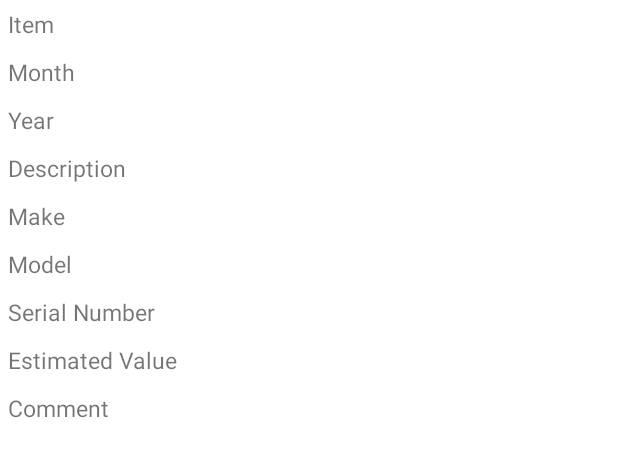
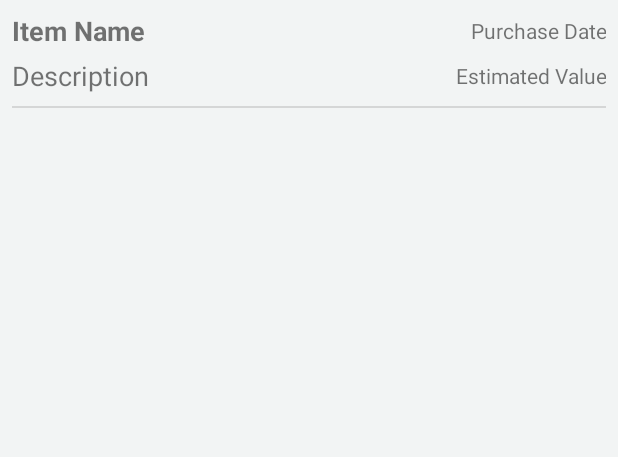
Before and after one commit to CMPUT301F23T19/HomeHeirs, an Android app: the layout content.xml on its own in the app's theme, with its tools: preview values and no code run, on a phone screen of 412 x 824 dp. Shown: the top 457 px of the screen. Run offline under Robolectric (Android 15) with nearby library versions, the phone set to English and light mode, and no system bars.

Commit message:
revised MainActivity UI layout

```diff
--- a/app/src/main/res/layout/content.xml
+++ b/app/src/main/res/layout/content.xml
@@ -1,90 +1,133 @@
 <?xml version="1.0" encoding="utf-8"?>
-<LinearLayout
+<androidx.constraintlayout.widget.ConstraintLayout
     xmlns:android="http://schemas.android.com/apk/res/android"
+    xmlns:app="http://schemas.android.com/apk/res-auto"
     android:layout_width="match_parent"
-    android:layout_height="wrap_content"
-    android:orientation="vertical">
+    android:layout_height="match_parent">
 
     <TextView
         android:id="@+id/name"
-        android:padding="5dp"
-        android:textSize="15sp"
-        android:layout_width="wrap_content"
-        android:layout_height="wrap_content"
-        android:text="Item">
-    </TextView>
-
-    <TextView
-        android:id="@+id/purchase_month"
-        android:padding="5dp"
-        android:textSize="15sp"
-        android:layout_width="wrap_content"
-        android:layout_height="wrap_content"
-        android:text="Month">
-    </TextView>
-
-    <TextView
-        android:id="@+id/purchase_year"
-        android:padding="5dp"
-        android:textSize="15sp"
-        android:layout_width="wrap_content"
-        android:layout_height="wrap_content"
-        android:text="Year">
+        android:layout_width="150dp"
+        android:layout_height="30dp"
+        android:layout_marginStart="8dp"
+        android:layout_marginTop="5dp"
+        android:gravity="center_vertical"
+        android:text="Item Name"
+        android:textSize="18sp"
+        android:textStyle="bold"
+        app:layout_constraintStart_toStartOf="parent"
+        app:layout_constraintTop_toTopOf="parent">
     </TextView>
 
     <TextView
         android:id="@+id/description"
-        android:padding="5dp"
-        android:textSize="15sp"
-        android:layout_width="wrap_content"
-        android:layout_height="wrap_content"
-        android:text="Description">
+        android:layout_width="150dp"
+        android:layout_height="30dp"
+        android:layout_marginStart="8dp"
+        android:gravity="center_vertical"
+        android:text="Description"
+        android:textSize="18sp"
+        app:layout_constraintStart_toStartOf="parent"
+        app:layout_constraintTop_toBottomOf="@+id/name">
     </TextView>
 
     <TextView
-        android:id="@+id/make"
-        android:padding="5dp"
-        android:textSize="15sp"
-        android:layout_width="wrap_content"
-        android:layout_height="wrap_content"
-        android:text="Make">
-    </TextView>
-
-    <TextView
-        android:id="@+id/model"
-        android:padding="5dp"
-        android:textSize="15sp"
-        android:layout_width="wrap_content"
-        android:layout_height="wrap_content"
-        android:text="Model">
-    </TextView>
-
-    <TextView
-        android:id="@+id/serial_number"
-        android:padding="5dp"
-        android:textSize="15sp"
-        android:layout_width="wrap_content"
-        android:layout_height="wrap_content"
-        android:text="Serial Number">
+        android:id="@+id/purchase_date"
+        android:layout_width="150dp"
+        android:layout_height="30dp"
+        android:layout_marginEnd="8dp"
+        android:layout_marginTop="5dp"
+        android:gravity="end|center_vertical"
+        android:text="Purchase Date"
+        app:layout_constraintTop_toTopOf="parent"
+        app:layout_constraintEnd_toEndOf="parent">
     </TextView>
 
     <TextView
         android:id="@+id/estimated_value"
-        android:padding="5dp"
-        android:textSize="15sp"
-        android:layout_width="wrap_content"
-        android:layout_height="wrap_content"
-        android:text="Estimated Value">
+        android:layout_width="150dp"
+        android:layout_height="30dp"
+        android:layout_marginEnd="8dp"
+        android:layout_marginBottom="5dp"
+        android:gravity="end|center_vertical"
+        android:text="Estimated Value"
+        app:layout_constraintEnd_toEndOf="parent"
+        app:layout_constraintBottom_toTopOf="@id/divider">
     </TextView>
 
-    <TextView
-        android:id="@+id/comment"
-        android:padding="5dp"
-        android:textSize="15sp"
-        android:layout_width="wrap_content"
-        android:layout_height="wrap_content"
-        android:text="Comment">
-    </TextView>
+    <View
+        android:id="@+id/divider"
+        android:layout_width="match_parent"
+        android:layout_height="1dp"
+        android:layout_marginTop="5dp"
+        android:layout_marginStart="8dp"
+        android:layout_marginEnd="8dp"
+        android:background="?android:attr/listDivider"
+        app:layout_constraintEnd_toEndOf="parent"
+        app:layout_constraintStart_toStartOf="parent"
+        app:layout_constraintTop_toBottomOf="@+id/description">
+    </View>
 
+<!--    <TextView-->
+<!--        android:id="@+id/purchase_month"-->
+<!--        android:padding="5dp"-->
+<!--        android:textSize="15sp"-->
+<!--        android:layout_width="wrap_content"-->
+<!--        android:layout_height="wrap_content"-->
+<!--        android:text="Month">-->
+<!--    </TextView>-->
 
-</LinearLayout>
+<!--    <TextView-->
+<!--        android:id="@+id/purchase_year"-->
+<!--        android:padding="5dp"-->
+<!--        android:textSize="15sp"-->
+<!--        android:layout_width="wrap_content"-->
+<!--        android:layout_height="wrap_content"-->
+<!--        android:text="Year">-->
+<!--    </TextView>-->
+
+<!--    <TextView-->
+<!--        android:id="@+id/make"-->
+<!--        android:padding="5dp"-->
+<!--        android:textSize="15sp"-->
+<!--        android:layout_width="wrap_content"-->
+<!--        android:layout_height="wrap_content"-->
+<!--        android:text="Make">-->
+<!--    </TextView>-->
+
+<!--    <TextView-->
+<!--        android:id="@+id/model"-->
+<!--        android:padding="5dp"-->
+<!--        android:textSize="15sp"-->
+<!--        android:layout_width="wrap_content"-->
+<!--        android:layout_height="wrap_content"-->
+<!--        android:text="Model">-->
+<!--    </TextView>-->
+
+<!--    <TextView-->
+<!--        android:id="@+id/serial_number"-->
+<!--        android:padding="5dp"-->
+<!--        android:textSize="15sp"-->
+<!--        android:layout_width="wrap_content"-->
+<!--        android:layout_height="wrap_content"-->
+<!--        android:text="Serial Number">-->
+<!--    </TextView>-->
+
+<!--    <TextView-->
+<!--        android:id="@+id/estimated_value"-->
+<!--        android:padding="5dp"-->
+<!--        android:textSize="15sp"-->
+<!--        android:layout_width="wrap_content"-->
+<!--        android:layout_height="wrap_content"-->
+<!--        android:text="Estimated Value">-->
+<!--    </TextView>-->
+
+<!--    <TextView-->
+<!--        android:id="@+id/comment"-->
+<!--        android:padding="5dp"-->
+<!--        android:textSize="15sp"-->
+<!--        android:layout_width="wrap_content"-->
+<!--        android:layout_height="wrap_content"-->
+<!--        android:text="Comment">-->
+<!--    </TextView>-->
+</androidx.constraintlayout.widget.ConstraintLayout>
--- a/app/src/main/res/values-night/themes.xml
+++ b/app/src/main/res/values-night/themes.xml
@@ -12,5 +12,6 @@
         <!-- Status bar color. -->
         <item name="android:statusBarColor">?attr/colorPrimaryVariant</item>
         <!-- Customize your theme here. -->
+        <item name="android:windowBackground">@color/bg_colour</item>
     </style>
 </resources>
--- a/app/src/main/res/values/colors.xml
+++ b/app/src/main/res/values/colors.xml
@@ -7,4 +7,9 @@
     <color name="teal_700">#047E7D</color>
     <color name="black">#FF000000</color>
     <color name="white">#FFFFFFFF</color>
+
+    <!-- Custom theme colours -->
+    <color name="bg_colour">#F2F4F4</color>
+    <color name="bg_toolbar">#132900</color>
+    <color name="bg_yellow">#FCD029</color>
 </resources>
--- a/app/src/main/res/values/themes.xml
+++ b/app/src/main/res/values/themes.xml
@@ -1,6 +1,6 @@
 <resources xmlns:tools="http://schemas.android.com/tools">
     <!-- Base application theme. -->
-    <style name="Theme.HomeHeirs" parent="Theme.MaterialComponents.DayNight.DarkActionBar">
+    <style name="Theme.HomeHeirs" parent="Theme.MaterialComponents.DayNight.NoActionBar">
         <!-- Primary brand color. -->
         <item name="colorPrimary">@color/blue_300</item>
         <item name="colorPrimaryVariant">@color/blue_500</item>
@@ -12,5 +12,6 @@
         <!-- Status bar color. -->
         <item name="android:statusBarColor">?attr/colorPrimaryVariant</item>
         <!-- Customize your theme here. -->
+        <item name="android:windowBackground">@color/bg_colour</item>
     </style>
 </resources>
```
Also changed, not shown: app/src/main/java/com/example/homeheirs/List_of_Items.java (+11 -13 lines), app/src/main/java/com/example/homeheirs/MainActivity.java (+17 -12 lines), app/src/main/res/layout/activity.xml (+56 -11 lines), 1 other file.
